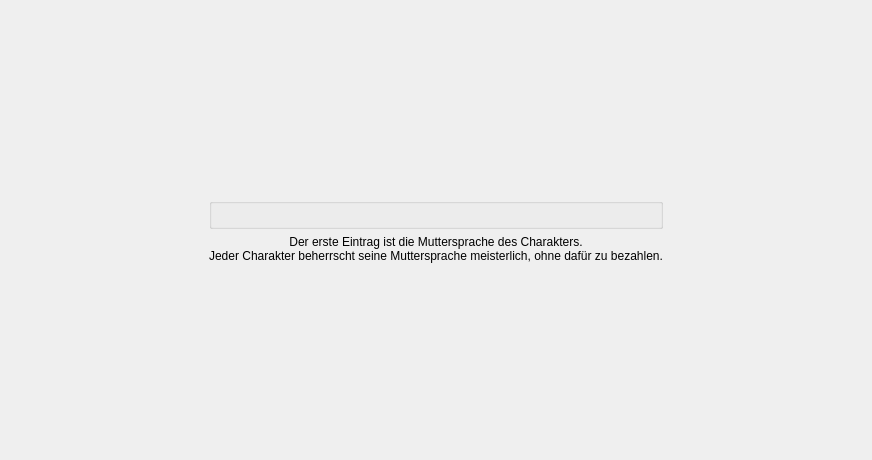
This is UI/CharakterFreieFert.ui in Aeolitus/Sephrasto as Qt 5 draws it before an edit. The edited form follows.
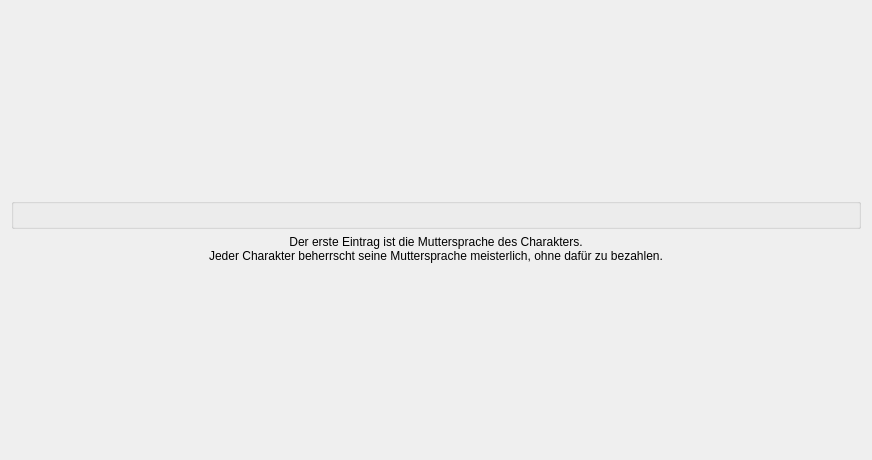
This is the edited form.

Commit message: Made the Freie Fertigkeiten and Inventar tabs scale with the Sephrasto window width. Inventar rows can now contain up to 80 characters, up from 52 (the pdf autoscales the fonzsize and 80 characters is still readable pretty well).

```diff
--- a/UI/CharakterFreieFert.ui
+++ b/UI/CharakterFreieFert.ui
@@ -16,7 +16,7 @@
   <layout class="QGridLayout" name="gridLayout_3">
    <item row="0" column="0">
     <layout class="QGridLayout" name="gridLayout">
-     <item row="1" column="1">
+     <item row="1" column="0">
       <widget class="QGroupBox" name="groupBox">
        <property name="title">
         <string/>
@@ -30,7 +30,7 @@
        <layout class="QGridLayout" name="freieFertsGrid"/>
       </widget>
      </item>
-     <item row="3" column="1">
+     <item row="3" column="0">
       <spacer name="verticalSpacer_2">
        <property name="orientation">
         <enum>Qt::Vertical</enum>
@@ -43,7 +43,20 @@
        </property>
       </spacer>
      </item>
-     <item row="2" column="1">
+     <item row="0" column="0">
+      <spacer name="verticalSpacer">
+       <property name="orientation">
+        <enum>Qt::Vertical</enum>
+       </property>
+       <property name="sizeHint" stdset="0">
+        <size>
+         <width>20</width>
+         <height>40</height>
+        </size>
+       </property>
+      </spacer>
+     </item>
+     <item row="2" column="0">
       <widget class="QLabel" name="label">
        <property name="minimumSize">
         <size>
@@ -60,45 +73,6 @@
        </property>
       </widget>
      </item>
-     <item row="0" column="1">
-      <spacer name="verticalSpacer">
-       <property name="orientation">
-        <enum>Qt::Vertical</enum>
-       </property>
-       <property name="sizeHint" stdset="0">
-        <size>
-         <width>20</width>
-         <height>40</height>
-        </size>
-       </property>
-      </spacer>
-     </item>
-     <item row="1" column="2">
-      <spacer name="horizontalSpacer">
-       <property name="orientation">
-        <enum>Qt::Horizontal</enum>
-       </property>
-       <property name="sizeHint" stdset="0">
-        <size>
-         <width>40</width>
-         <height>20</height>
-        </size>
-       </property>
-      </spacer>
-     </item>
-     <item row="1" column="0">
-      <spacer name="horizontalSpacer_2">
-       <property name="orientation">
-        <enum>Qt::Horizontal</enum>
-       </property>
-       <property name="sizeHint" stdset="0">
-        <size>
-         <width>40</width>
-         <height>20</height>
-        </size>
-       </property>
-      </spacer>
-     </item>
     </layout>
    </item>
   </layout>
```
The commit also changes 3 other files.
